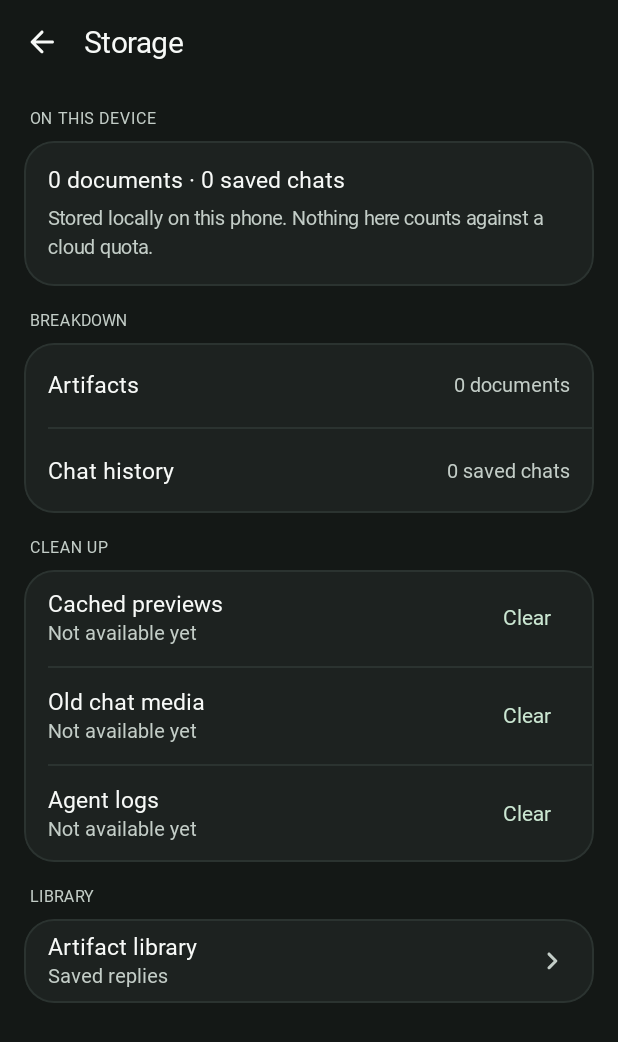
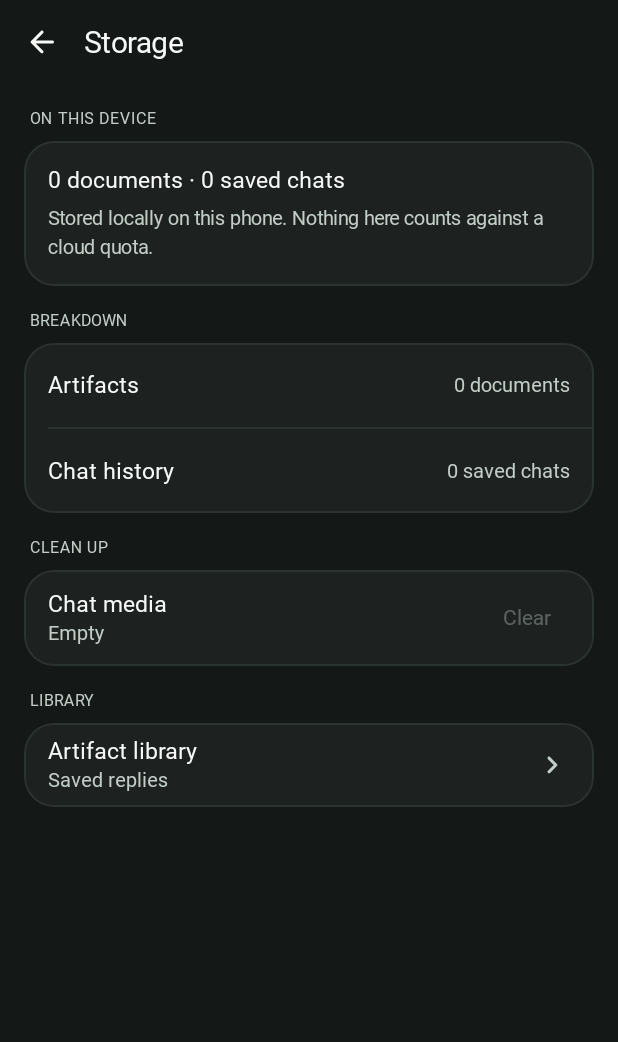
Before and after one commit to KRFbrothers/orhan-android, an Android app built with Jetpack Compose: the StorageScreen screen opened through its navigation route, on a phone screen of 412 x 824 dp. Shown: the top 1042 px of the screen. Run offline under Robolectric (Android 15) with nearby library versions, the light colour scheme and no system bars; Roboto replaces fonts that are not available here.

Commit message:
Storage: honest chat media size + real Clear; remove fake clean-up rows

```diff
--- a/app/src/main/java/ai/orhan/data/history/ChatThreadStore.kt
+++ b/app/src/main/java/ai/orhan/data/history/ChatThreadStore.kt
@@ -114,6 +114,10 @@ fun List<ChatThread>.withSaved(
     return (rest + th).sortedByDescending { it.updatedAt }.take(MAX_THREADS)
 }
 
+/** Pure helper: drops attachment metadata from every message; text, titles and updatedAt are kept. */
+fun List<ChatThread>.withoutAttachments(): List<ChatThread> =
+    map { t -> t.copy(messages = t.messages.map { it.copy(attachment = null) }) }
+
 /** A restored thread: UI messages plus re-sendable attachments keyed by user message id. */
 data class LoadedThread(val messages: List<ChatMessage>, val attachments: Map<Long, ChatAttachment>)
 
@@ -147,6 +151,15 @@ class AttachmentFiles(private val dir: File?, private val maxBytes: Long = MAX_A
         if (!f.isFile) return null
         return try { ChatAttachment(s.name, s.mimeType, encode(f.readBytes()), s.sizeBytes) } catch (e: Exception) { null }
     }
+
+    /** Total bytes of attachment files on disk (0 if the dir is missing). Ignores in-progress .tmp files. */
+    fun totalBytes(): Long = liveFiles().sumOf { it.length() }
+
+    /** Number of attachment files on disk. */
+    fun fileCount(): Int = liveFiles().size
+
+    private fun liveFiles(): List<File> =
+        dir?.listFiles()?.filter { it.isFile && !it.name.endsWith(".tmp") }.orEmpty()
 
     /** Deletes files not referenced by [keep], then oldest files until under the disk budget. */
     fun prune(keep: Set<String>) {
@@ -201,6 +214,15 @@ class ChatThreadStore(
         withContext(Dispatchers.IO) { files.prune(emptySet()) }
     }
 
+    /** Disk usage of chat attachment files: bytes to file count. */
+    suspend fun attachmentUsage(): Pair<Long, Int> = withContext(Dispatchers.IO) { files.totalBytes() to files.fileCount() }
+
+    /** Deletes all chat attachment files and their metadata; chat text is kept. */
+    suspend fun clearAttachments() {
+        dataStore.updateData { it.withoutAttachments() }
+        withContext(Dispatchers.IO) { files.prune(emptySet()) }
+    }
+
     private suspend fun prune(all: List<ChatThread>) = withContext(Dispatchers.IO) {
         files.prune(all.flatMap { t -> t.messages.mapNotNull { it.attachment?.fileName } }.toSet())
     }
--- a/app/src/main/java/ai/orhan/feature/settings/SettingsNavigation.kt
+++ b/app/src/main/java/ai/orhan/feature/settings/SettingsNavigation.kt
@@ -83,10 +83,16 @@ fun NavGraphBuilder.settingsDetailPages(navController: NavHostController) {
         val threadStore = remember(context) { context.chatThreads() }
         val artifacts by artifactRepo.artifacts.collectAsStateWithLifecycle(initialValue = null)
         val threads by threadStore.threads.collectAsStateWithLifecycle(initialValue = null)
+        // Recount media whenever threads change (save, delete, or clear).
+        val mediaBytes by androidx.compose.runtime.produceState<Long?>(null, threads) {
+            value = threadStore.attachmentUsage().first
+        }
         StorageScreen(
             onBack = back,
             artifactCount = artifacts?.size,
             chatThreadCount = threads?.size,
+            chatMediaBytes = mediaBytes,
+            onClearChatMedia = { threadStore.clearAttachments() },
             onOpenArtifacts = { navController.navigate(AppRoutes.ARTIFACTS) },
         )
     }
--- a/app/src/main/java/ai/orhan/feature/settings/detail/StorageScreen.kt
+++ b/app/src/main/java/ai/orhan/feature/settings/detail/StorageScreen.kt
@@ -5,12 +5,16 @@ import androidx.compose.foundation.border
 import androidx.compose.foundation.layout.Column
 import androidx.compose.foundation.layout.fillMaxWidth
 import androidx.compose.foundation.layout.padding
+import androidx.compose.material3.AlertDialog
 import androidx.compose.material3.MaterialTheme
 import androidx.compose.material3.SnackbarHostState
 import androidx.compose.material3.Text
 import androidx.compose.material3.TextButton
 import androidx.compose.runtime.Composable
+import androidx.compose.runtime.getValue
+import androidx.compose.runtime.mutableStateOf
 import androidx.compose.runtime.remember
+import androidx.compose.runtime.setValue
 import androidx.compose.runtime.rememberCoroutineScope
 import androidx.compose.ui.Modifier
 import androidx.compose.ui.draw.clip
@@ -22,9 +26,18 @@ import kotlinx.coroutines.launch
 private fun countLabel(n: Int?, one: String, many: String): String =
     when (n) { null -> "…"; 1 -> "1 $one"; else -> "$n $many" }
 
+/** Human-readable byte size; "…" while loading, "Empty" when nothing is stored. */
+internal fun sizeLabel(bytes: Long?): String = when {
+    bytes == null -> "…"
+    bytes <= 0L -> "Empty"
+    bytes < 1024L -> "$bytes B"
+    bytes < 1024L * 1024 -> String.format(java.util.Locale.US, "%.1f KB", bytes / 1024.0)
+    else -> String.format(java.util.Locale.US, "%.1f MB", bytes / (1024.0 * 1024))
+}
+
 /**
- * Settings → Storage. Shows honest on-device counts (artifacts, saved chats).
- * Clean-up actions are still stubs and only show a snackbar.
+ * Settings → Storage. Shows honest on-device counts (artifacts, saved chats) and the real size of
+ * chat attachment files. "Clear" deletes those files and their metadata; chat text is kept.
  */
 @Composable
 fun StorageScreen(
@@ -32,10 +45,13 @@ fun StorageScreen(
     artifactCount: Int? = null,
     chatThreadCount: Int? = null,
     onOpenArtifacts: () -> Unit = {},
+    chatMediaBytes: Long? = null,
+    onClearChatMedia: suspend () -> Unit = {},
 ) {
     val snackbar = remember { SnackbarHostState() }
     val scope = rememberCoroutineScope()
-    val toast: (String) -> Unit = { msg -> scope.launch { snackbar.showSnackbar(msg) } }
+    var confirm by remember { mutableStateOf(false) }
+    var clearing by remember { mutableStateOf(false) }
     val artifactsLabel = countLabel(artifactCount, "document", "documents")
     val chatsLabel = countLabel(chatThreadCount, "saved chat", "saved chats")
 
@@ -64,13 +80,38 @@ fun StorageScreen(
         ))
         SectionLabel("Clean up")
         GroupCard(listOf(
-            { NavRow("Cached previews", "Not available yet", trailing = { TextButton({ toast("Cache clearing isn't available yet") }) { Text("Clear") } }) },
-            { NavRow("Old chat media", "Not available yet", trailing = { TextButton({ toast("Media clean-up isn't available yet") }) { Text("Clear") } }) },
-            { NavRow("Agent logs", "Not available yet", trailing = { TextButton({ toast("Log clearing isn't available yet") }) { Text("Clear") } }) },
+            {
+                NavRow("Chat media", if (clearing) "Clearing…" else sizeLabel(chatMediaBytes), trailing = {
+                    TextButton(
+                        onClick = { confirm = true },
+                        enabled = !clearing && (chatMediaBytes ?: 0L) > 0L,
+                    ) { Text("Clear") }
+                })
+            },
         ))
         SectionLabel("Library")
         GroupCard(listOf(
             { NavRow("Artifact library", if (artifactCount != null && artifactCount > 0) artifactsLabel else "Saved replies", onClick = onOpenArtifacts) },
         ))
     }
+
+    if (confirm) {
+        AlertDialog(
+            onDismissRequest = { confirm = false },
+            title = { Text("Clear chat media?") },
+            text = { Text("Deletes photos, audio and files attached in chats from this phone. Your chat messages stay.") },
+            confirmButton = {
+                TextButton(onClick = {
+                    confirm = false
+                    clearing = true
+                    scope.launch {
+                        val ok = runCatching { onClearChatMedia() }.isSuccess
+                        clearing = false
+                        snackbar.showSnackbar(if (ok) "Chat media cleared" else "Couldn't clear chat media")
+                    }
+                }) { Text("Clear") }
+            },
+            dismissButton = { TextButton(onClick = { confirm = false }) { Text("Cancel") } },
+        )
+    }
 }
```
Also changed, not shown: 1 other file.
